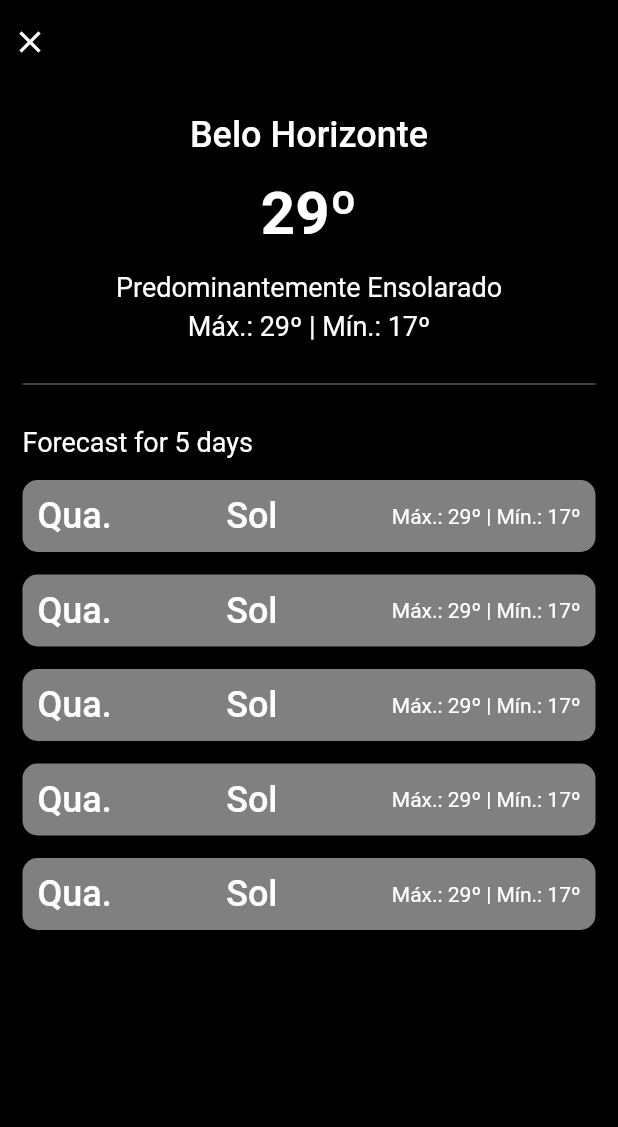
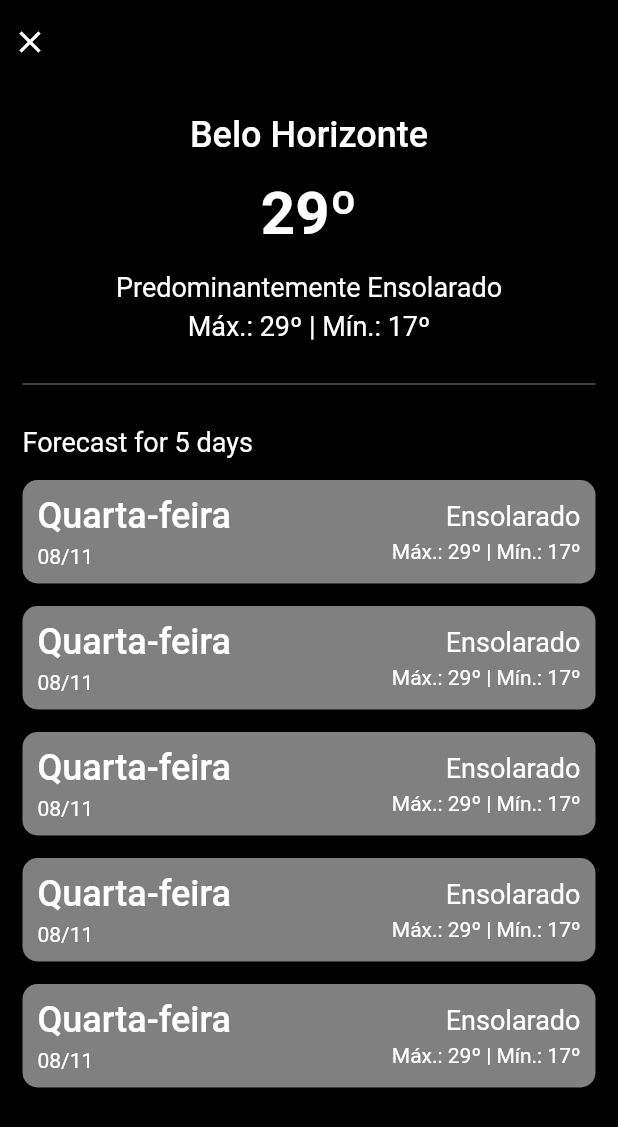
Before and after one commit to gbmiranda/cloudwalk_test_mobile, a Flutter app: the screen it shows after launch, after a tap on "Belo Horizonte", on a phone screen of 412 x 824 dp. Shown: the top 1127 px of the screen. Run offline on Flutter 3.47's test engine with Material 2 defaults, Android fonts, the phone set to English and light mode, and no system bars; our stand-ins replace auto_route, equatable, flutter_svg, freezed_annotation, get_it; generated files the repository leaves out were written again; Roboto replaces fonts that are missing (assets/fonts/Inter-SemiBold.ttf, assets/fonts/Lexend-Bold.ttf, assets/fonts/Lexend-Regular.ttf).

```diff
--- /dev/null
+++ b/lib/common/utils/keyboard_utils.dart
@@ -0,0 +1,9 @@
+import 'package:flutter/material.dart';
+import 'package:flutter/services.dart';
+
+mixin KeyboardUtils {
+  static void hideKeyboard() {
+    FocusManager.instance.primaryFocus?.unfocus();
+    SystemChannels.textInput.invokeMethod('TextInput.hide');
+  }
+}
--- /dev/null
+++ b/lib/common/widgets/app_form_interaction.dart
@@ -0,0 +1,47 @@
+import 'package:flutter/material.dart';
+
+import '../utils/keyboard_utils.dart';
+
+class AppFormInteraction extends StatelessWidget {
+  static const _enabledOpacity = 1.0;
+
+  final bool enabled;
+  final bool hideKeyboardWhenInteracting;
+  final double disabledOpacity;
+  final Widget child;
+
+  const AppFormInteraction({
+    super.key,
+    required this.child,
+    this.enabled = true,
+    this.hideKeyboardWhenInteracting = true,
+    this.disabledOpacity = 0.5,
+  });
+
+  @override
+  Widget build(BuildContext context) {
+    return NotificationListener(
+      child: GestureDetector(
+        onTap: () => _closeKeyboard(),
+        child: IgnorePointer(
+          ignoring: !enabled,
+          child: Opacity(
+            opacity: enabled ? _enabledOpacity : disabledOpacity,
+            child: child,
+          ),
+        ),
+      ),
+      onNotification: (notification) {
+        if (notification is ScrollStartNotification) {
+          _closeKeyboard();
+        }
+        return true;
+      },
+    );
+  }
+
+  void _closeKeyboard() {
+    if (!hideKeyboardWhenInteracting) return;
+    KeyboardUtils.hideKeyboard();
+  }
+}
--- /dev/null
+++ b/lib/features/cities_shows/data/utils/cities_shows_api_utils.dart
@@ -0,0 +1 @@
+mixin CitiesShowsApiUtils {}
--- a/lib/features/cities_shows/presentation/widgets/cities_shows_header.dart
+++ b/lib/features/cities_shows/presentation/widgets/cities_shows_header.dart
@@ -1,4 +1,6 @@
 import 'package:flutter/material.dart';
+
+import '../../../../common/generated/assets.gen.dart';
 
 class CitiesShowsHeader extends StatefulWidget {
   const CitiesShowsHeader({super.key});
@@ -33,9 +35,9 @@ class _CitiesShowsHeaderState extends State<CitiesShowsHeader> {
           border: null,
           hintText: 'Buscar cidades',
           hintStyle: const TextStyle(color: Colors.white),
-          suffixIcon: Container(
+          suffixIcon: SizedBox(
             width: 15,
-            color: Colors.green,
+            child: Center(child: Assets.icons.iconeSearch.svg(color: Colors.white.withOpacity(0.3))),
           ),
         ),
       ),
--- a/lib/features/cities_shows/presentation/widgets/cities_shows_list.dart
+++ b/lib/features/cities_shows/presentation/widgets/cities_shows_list.dart
@@ -3,6 +3,8 @@ import 'package:flutter/material.dart';
 import '../../../../common/config/dependency_injection.dart';
 import '../../../../common/router/app_router.dart';
 import '../../../../common/router/app_router.gr.dart';
+import '../../../../common/utils/keyboard_utils.dart';
+import '../../../../common/widgets/app_form_interaction.dart';
 import '../../../../common/widgets/app_text.dart';
 
 class CitiesShowsList extends StatelessWidget {
@@ -11,13 +13,17 @@ class CitiesShowsList extends StatelessWidget {
   @override
   Widget build(BuildContext context) {
     return Expanded(
+      child: AppFormInteraction(
         child: ListView.builder(
           padding: const EdgeInsets.symmetric(horizontal: 15.0, vertical: 20.0),
           itemCount: 5,
           itemBuilder: (context, index) {
             final isLast = index == 4;
             return GestureDetector(
-            onTap: () => getIt<AppRouter>().navigate(const CityWeatherDetailRoute()),
+              onTap: () {
+                KeyboardUtils.hideKeyboard();
+                getIt<AppRouter>().navigate(const CityWeatherDetailRoute());
+              },
               child: Container(
                 margin: EdgeInsets.only(bottom: isLast ? 0.0 : 15.0),
                 padding: const EdgeInsets.all(10.0),
@@ -57,6 +63,7 @@ class CitiesShowsList extends StatelessWidget {
             );
           },
         ),
+      ),
     );
   }
 }
--- a/lib/features/city_weather_detail/presentation/widgets/city_forecast_weather.dart
+++ b/lib/features/city_weather_detail/presentation/widgets/city_forecast_weather.dart
@@ -27,9 +27,28 @@ class CityForecastWeather extends StatelessWidget {
             child: const Row(
               mainAxisAlignment: MainAxisAlignment.spaceBetween,
               children: [
-                AppText(text: 'Qua.', style: AppTextStyle.titleMedium),
-                AppText(text: 'Sol', style: AppTextStyle.titleMedium),
-                AppText(text: 'Máx.: 29º | Mín.: 17º', style: AppTextStyle.bodyMedium),
+                Column(
+                  crossAxisAlignment: CrossAxisAlignment.start,
+                  children: [
+                    AppText(
+                      text: 'Quarta-feira',
+                      style: AppTextStyle.titleMedium,
+                      margin: EdgeInsets.only(bottom: 5.0),
+                    ),
+                    AppText(text: '08/11', style: AppTextStyle.bodyMedium),
+                  ],
+                ),
+                Column(
+                  crossAxisAlignment: CrossAxisAlignment.end,
+                  children: [
+                    AppText(
+                      text: 'Ensolarado',
+                      style: AppTextStyle.titleSmall,
+                      margin: EdgeInsets.only(bottom: 5.0),
+                    ),
+                    AppText(text: 'Máx.: 29º | Mín.: 17º', style: AppTextStyle.bodyMedium),
+                  ],
+                ),
               ],
             ),
           );
--- a/pubspec.yaml
+++ b/pubspec.yaml
@@ -24,6 +24,7 @@ dependencies:
   freezed_annotation: ^2.2.0
   shared_preferences: ^2.2.1
   connectivity_plus: ^4.0.0
+  flutter_svg: ^2.0.7
 
 dev_dependencies:
   flutter_test:
```
Also changed, not shown: lib/common/models/location_model.dart (added, +18 -0 lines), lib/common/models/temperature_model.dart (added, +28 -0 lines), lib/common/models/weather_model.dart (added, +20 -0 lines), lib/features/cities_shows/data/data_sources/cities_shows_remote_data_source.dart (added, +42 -0 lines), lib/features/cities_shows/data/models/city_current_weather_model.dart (added, +41 -0 lines), lib/features/city_weather_detail/data/data_sources/city_weather_detail_remote_data_source.dart (added, +43 -0 lines), lib/features/city_weather_detail/data/models/city_forecast_weather_model.dart (added, +36 -0 lines), assets/icons/icone-search.svg (added), lib/common/generated/assets.gen.dart, pubspec.lock. Lines whose indentation alone changed are shown as unchanged.
